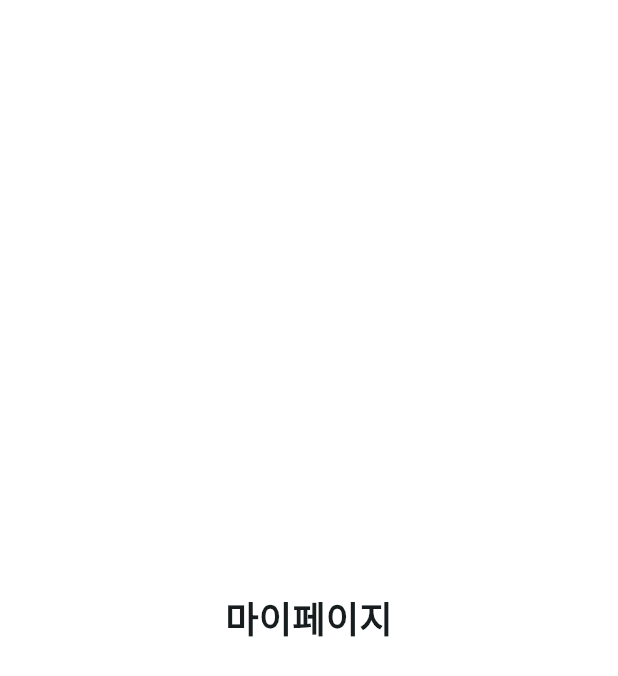
After one commit to lbo728/ggugitt-app, a Flutter app: the MyPage screen opened directly, on a phone screen of 412 x 824 dp. The commit adds this screen. Shown: the top 676 px of the screen. Run offline on Flutter 3.47's test engine with Material 3 defaults, Android fonts, the light colour scheme and no system bars; our stand-ins replace webview_flutter.

Commit message:
feat(my_page): add my page, but commented it out first

```diff
--- /dev/null
+++ b/lib/widgets/my_page.dart
@@ -0,0 +1,25 @@
+import 'package:flutter/material.dart';
+
+class MyPage extends StatelessWidget {
+  const MyPage({
+    super.key,
+  });
+
+  @override
+  Widget build(BuildContext context) {
+    return const Scaffold(
+      backgroundColor: Colors.white,
+      body: SafeArea(
+        child: Center(
+          child: Text(
+            '마이페이지',
+            style: TextStyle(
+              fontSize: 24,
+              fontWeight: FontWeight.bold,
+            ),
+          ),
+        ),
+      ),
+    );
+  }
+}
```
Also changed, not shown: lib/main.dart (+9 -1 lines).
